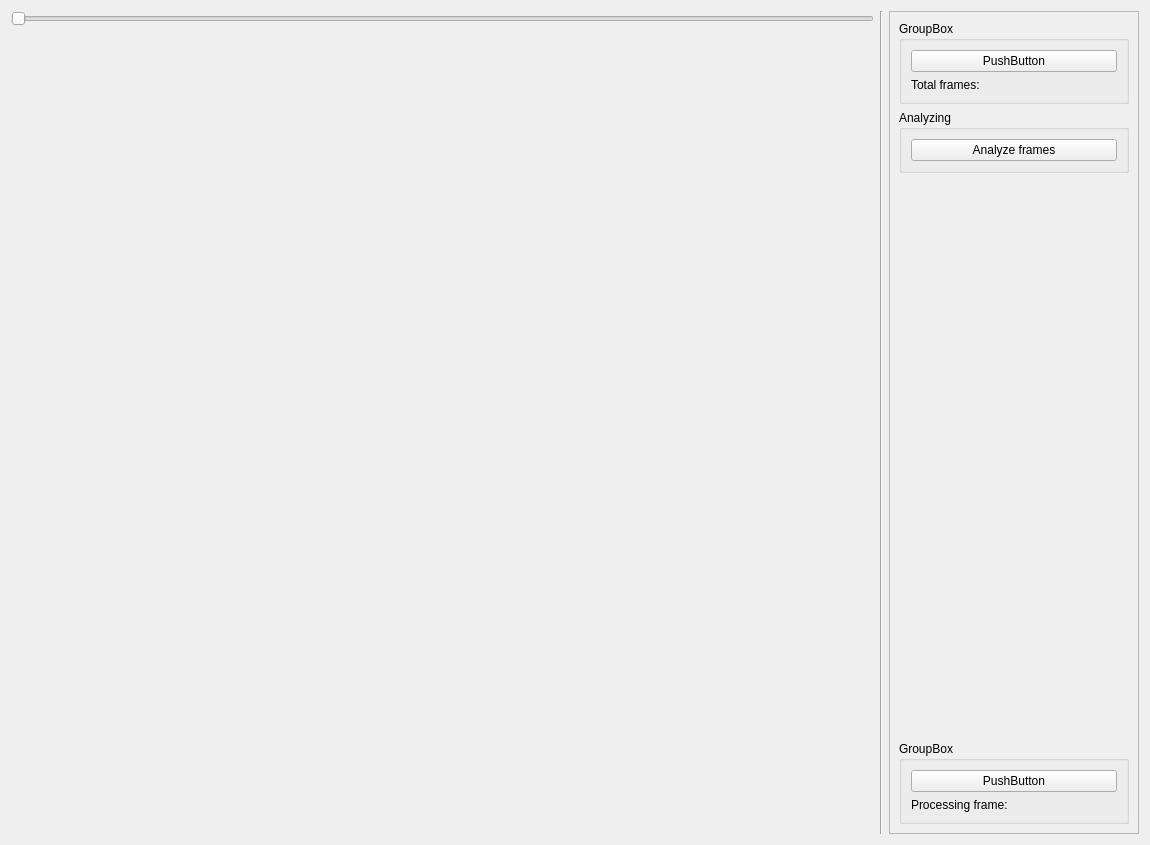
Before: the Qt Designer form source/pages/stackpage/stackpage.ui in aiphae/proxima, drawn with Qt 5.
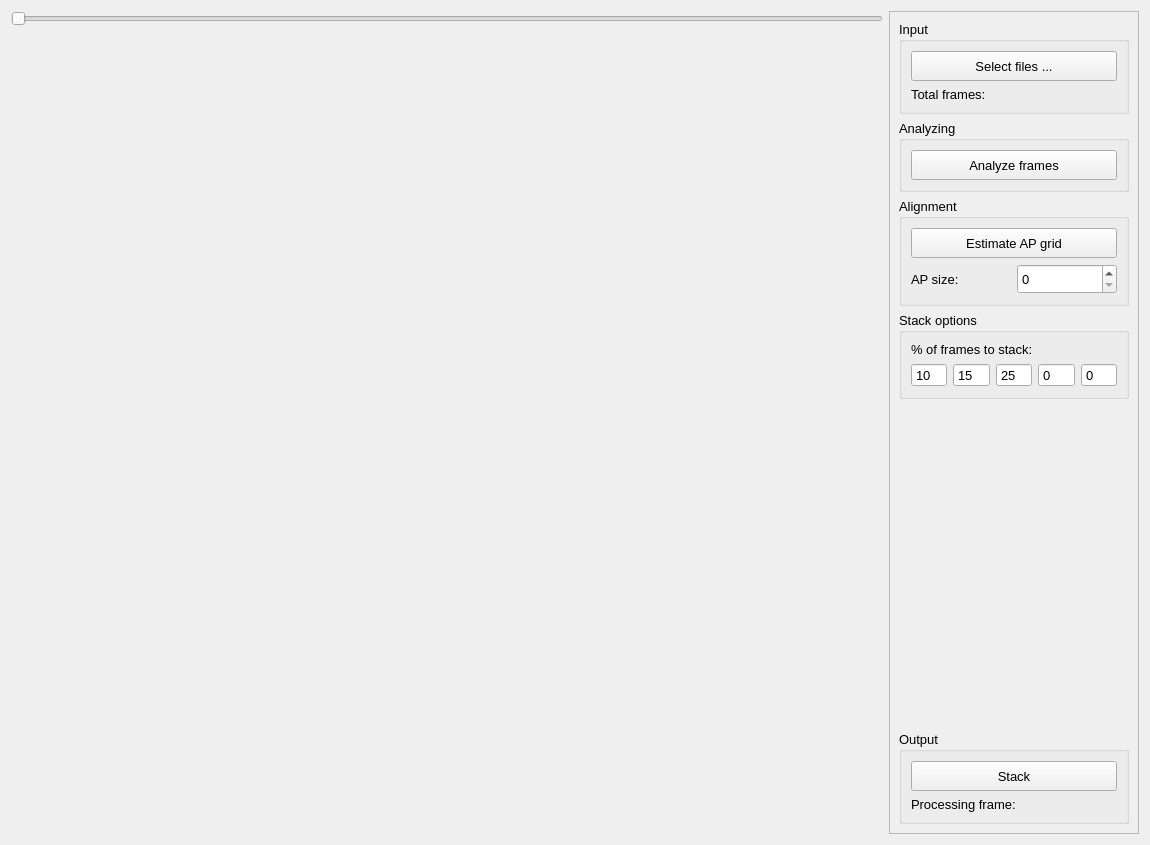
After: the same form once the commit is applied.

Diff of the .ui file:
```diff
--- a/source/pages/stackpage/stackpage.ui
+++ b/source/pages/stackpage/stackpage.ui
@@ -10,6 +10,11 @@
     <height>845</height>
    </rect>
   </property>
+  <property name="font">
+   <font>
+    <pointsize>10</pointsize>
+   </font>
+  </property>
   <property name="windowTitle">
    <string>Form</string>
   </property>
@@ -22,13 +27,6 @@
     </widget>
    </item>
    <item row="0" column="1" rowspan="2">
-    <widget class="Line" name="line">
-     <property name="orientation">
-      <enum>Qt::Orientation::Vertical</enum>
-     </property>
-    </widget>
-   </item>
-   <item row="0" column="2" rowspan="2">
     <widget class="QFrame" name="frame">
      <property name="minimumSize">
       <size>
@@ -43,10 +41,119 @@
       <enum>QFrame::Shadow::Plain</enum>
      </property>
      <layout class="QGridLayout" name="gridLayout">
+      <item row="2" column="0">
+       <widget class="QGroupBox" name="alignmentGroupBox">
+        <property name="title">
+         <string>Alignment</string>
+        </property>
+        <property name="flat">
+         <bool>true</bool>
+        </property>
+        <layout class="QGridLayout" name="gridLayout_6">
+         <item row="1" column="0">
+          <widget class="QLabel" name="apSizeLabel">
+           <property name="text">
+            <string>AP size:</string>
+           </property>
+          </widget>
+         </item>
+         <item row="1" column="1">
+          <widget class="QSpinBox" name="apSixeSpinBox">
+           <property name="minimumSize">
+            <size>
+             <width>0</width>
+             <height>30</height>
+            </size>
+           </property>
+          </widget>
+         </item>
+         <item row="0" column="0" colspan="2">
+          <widget class="QPushButton" name="estimateAPGridPushButton">
+           <property name="minimumSize">
+            <size>
+             <width>0</width>
+             <height>30</height>
+            </size>
+           </property>
+           <property name="text">
+            <string>Estimate AP grid</string>
+           </property>
+          </widget>
+         </item>
+        </layout>
+       </widget>
+      </item>
+      <item row="5" column="0">
+       <widget class="QGroupBox" name="processingGroupBox">
+        <property name="title">
+         <string>Output</string>
+        </property>
+        <property name="flat">
+         <bool>true</bool>
+        </property>
+        <layout class="QGridLayout" name="gridLayout_4">
+         <item row="1" column="0">
+          <widget class="QLabel" name="currentProcessingLabel">
+           <property name="text">
+            <string>Processing frame:</string>
+           </property>
+          </widget>
+         </item>
+         <item row="1" column="1">
+          <widget class="QLabel" name="currentProcessingEdit">
+           <property name="text">
+            <string/>
+           </property>
+          </widget>
+         </item>
+         <item row="0" column="0" colspan="2">
+          <widget class="QPushButton" name="stackPushButton">
+           <property name="minimumSize">
+            <size>
+             <width>0</width>
+             <height>30</height>
+            </size>
+           </property>
+           <property name="text">
+            <string>Stack</string>
+           </property>
+          </widget>
+         </item>
+        </layout>
+       </widget>
+      </item>
+      <item row="1" column="0">
+       <widget class="QGroupBox" name="analyzingGroupBox">
+        <property name="title">
+         <string>Analyzing</string>
+        </property>
+        <property name="flat">
+         <bool>true</bool>
+        </property>
+        <layout class="QGridLayout" name="gridLayout_5">
+         <item row="0" column="0">
+          <widget class="QPushButton" name="analyzeFramesPushButton">
+           <property name="minimumSize">
+            <size>
+             <width>0</width>
+             <height>30</height>
+            </size>
+           </property>
+           <property name="text">
+            <string>Analyze frames</string>
+           </property>
+          </widget>
+         </item>
+        </layout>
+       </widget>
+      </item>
       <item row="0" column="0">
        <widget class="QGroupBox" name="inputGroupBox">
         <property name="title">
-         <string>GroupBox</string>
+         <string>Input</string>
+        </property>
+        <property name="flat">
+         <bool>true</bool>
         </property>
         <layout class="QGridLayout" name="gridLayout_3">
          <item row="1" column="0">
@@ -65,15 +172,21 @@
          </item>
          <item row="0" column="0" colspan="2">
           <widget class="QPushButton" name="selectFilesPushButton">
+           <property name="minimumSize">
+            <size>
+             <width>0</width>
+             <height>30</height>
+            </size>
+           </property>
            <property name="text">
-            <string>PushButton</string>
+            <string>Select files ...</string>
            </property>
           </widget>
          </item>
         </layout>
        </widget>
       </item>
-      <item row="2" column="0">
+      <item row="4" column="0">
        <spacer name="verticalSpacer">
         <property name="orientation">
          <enum>Qt::Orientation::Vertical</enum>
@@ -87,45 +200,65 @@
        </spacer>
       </item>
       <item row="3" column="0">
-       <widget class="QGroupBox" name="groupBox_2">
-        <property name="title">
-         <string>GroupBox</string>
-        </property>
-        <layout class="QGridLayout" name="gridLayout_4">
-         <item row="1" column="0">
-          <widget class="QLabel" name="label_4">
-           <property name="text">
-            <string>Processing frame:</string>
-           </property>
-          </widget>
-         </item>
-         <item row="1" column="1">
-          <widget class="QLabel" name="label_5">
-           <property name="text">
-            <string/>
-           </property>
-          </widget>
-         </item>
-         <item row="0" column="0" colspan="2">
-          <widget class="QPushButton" name="pushButton_2">
-           <property name="text">
-            <string>PushButton</string>
-           </property>
-          </widget>
-         </item>
-        </layout>
-       </widget>
-      </item>
-      <item row="1" column="0">
        <widget class="QGroupBox" name="groupBox">
         <property name="title">
-         <string>Analyzing</string>
+         <string>Stack options</string>
         </property>
-        <layout class="QGridLayout" name="gridLayout_5">
-         <item row="0" column="0">
-          <widget class="QPushButton" name="analyzeFramesPushButton">
+        <property name="flat">
+         <bool>true</bool>
+        </property>
+        <layout class="QGridLayout" name="gridLayout_7">
+         <item row="1" column="3">
+          <widget class="QSpinBox" name="spinBox_4">
+           <property name="buttonSymbols">
+            <enum>QAbstractSpinBox::ButtonSymbols::NoButtons</enum>
+           </property>
+          </widget>
+         </item>
+         <item row="1" column="1">
+          <widget class="QSpinBox" name="spinBox_2">
+           <property name="buttonSymbols">
+            <enum>QAbstractSpinBox::ButtonSymbols::NoButtons</enum>
+           </property>
+           <property name="value">
+            <number>15</number>
+           </property>
+          </widget>
+         </item>
+         <item row="1" column="0">
+          <widget class="QSpinBox" name="spinBox">
+           <property name="frame">
+            <bool>true</bool>
+           </property>
+           <property name="buttonSymbols">
+            <enum>QAbstractSpinBox::ButtonSymbols::NoButtons</enum>
+           </property>
+           <property name="value">
+            <number>10</number>
+           </property>
+          </widget>
+         </item>
+         <item row="1" column="2">
+          <widget class="QSpinBox" name="spinBox_3">
+           <property name="buttonSymbols">
+            <enum>QAbstractSpinBox::ButtonSymbols::NoButtons</enum>
+           </property>
+           <property name="value">
+            <number>25</number>
+           </property>
+          </widget>
+         </item>
+         <item row="1" column="4">
+          <widget class="QSpinBox" name="spinBox_5">
+           <property name="buttonSymbols">
+            <enum>QAbstractSpinBox::ButtonSymbols::NoButtons</enum>
+           </property>
+          </widget>
+         </item>
+         <item row="0" column="0" colspan="5">
+          <widget class="QLabel" name="label">
            <property name="text">
-            <string>Analyze frames</string>
+            <string>% of frames to stack:</string>
            </property>
           </widget>
          </item>
```
Left out of the diff: 14 changed lines with no effect on the pictures.
